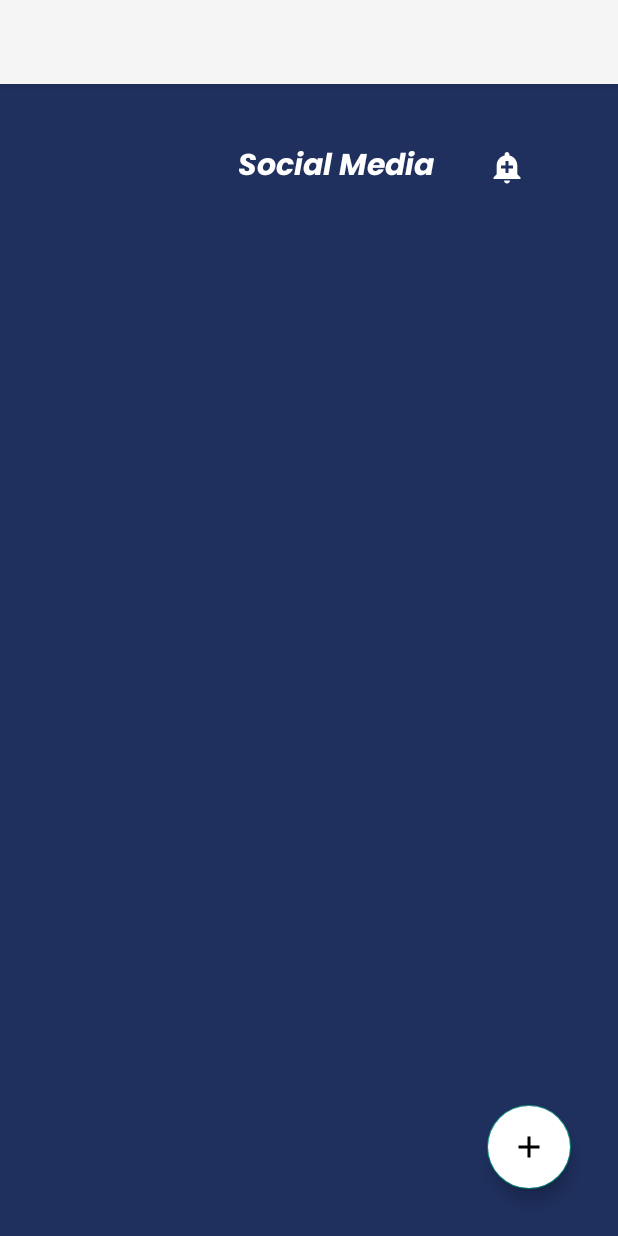
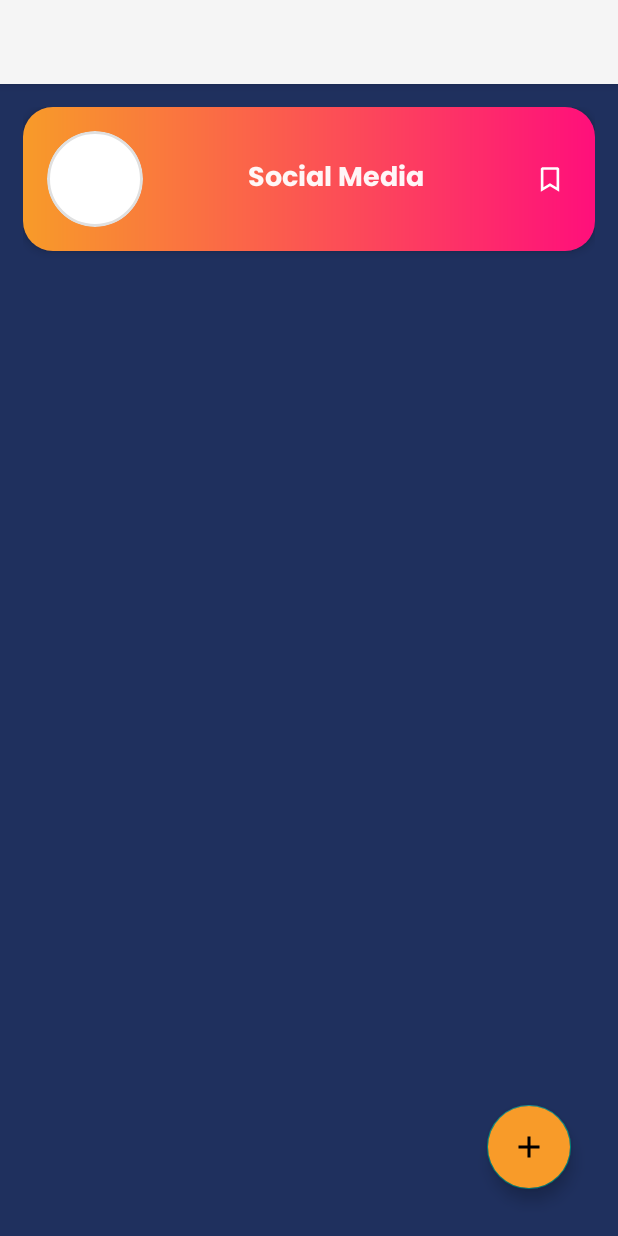
Before and after one commit to luis-henrique-aguiar/social-media, an Android app: the screen it shows after launch once a user with an empty profile is signed in (HomeActivity), on a phone screen of 412 x 824 dp. Run offline under Robolectric (Android 15) with nearby library versions, the phone set to English and light mode, and no system bars; our stand-ins replace Firebase (no records; nobody signed in at launch, a user with empty details on screens opened directly); 4 statements that could not run were skipped.

Commit message:
Melhora no design

```diff
--- /dev/null
+++ b/app/src/main/res/drawable/circular_border.xml
@@ -0,0 +1,8 @@
+<?xml version="1.0" encoding="utf-8"?>
+<shape xmlns:android="http://schemas.android.com/apk/res/android">
+    <solid android:color="#FFFFFFFF" />
+    <stroke
+        android:width="2dp"
+        android:color="#FFE0E0E0" />
+    <corners android:radius="32dp" />
+</shape>
--- /dev/null
+++ b/app/src/main/res/drawable/gradient_header_background.xml
@@ -0,0 +1,12 @@
+<?xml version="1.0" encoding="utf-8"?>
+<shape xmlns:android="http://schemas.android.com/apk/res/android">
+    <gradient
+        android:startColor="#ff0f7b"
+        android:endColor="#f89b29"
+        android:angle="180" />
+    <corners
+        android:topLeftRadius="20dp"
+        android:topRightRadius="20dp"
+        android:bottomLeftRadius="20dp"
+        android:bottomRightRadius="20dp" />
+</shape>
--- a/app/src/main/res/layout/activity_home.xml
+++ b/app/src/main/res/layout/activity_home.xml
@@ -10,67 +10,78 @@
     tools:context=".ui.activities.home.HomeActivity">
 
     <androidx.constraintlayout.widget.ConstraintLayout
-        android:id="@+id/constraintLayout2"
+        android:id="@+id/feed_header"
         android:layout_width="match_parent"
         android:layout_height="wrap_content"
-        android:padding="10dp"
-        app:layout_constraintEnd_toEndOf="parent"
+        android:background="@drawable/gradient_header_background"
+        android:elevation="4dp"
+        android:padding="16dp"
         app:layout_constraintStart_toStartOf="parent"
         app:layout_constraintTop_toTopOf="parent">
 
         <com.google.android.material.imageview.ShapeableImageView
             android:id="@+id/profile_image"
-            android:layout_width="60dp"
-            android:layout_height="60dp"
+            android:layout_width="64dp"
+            android:layout_height="64dp"
+            android:background="@drawable/circular_border"
             android:contentDescription="Profile Photo"
-            app:layout_constraintEnd_toStartOf="@id/textView"
+            android:scaleType="centerCrop"
             app:layout_constraintStart_toStartOf="parent"
             app:layout_constraintTop_toTopOf="parent"
             app:shapeAppearanceOverlay="@style/CircularImage"
             tools:src="@tools:sample/avatars" />
 
-        <ImageView
-            android:id="@+id/notification_ic"
+        <TextView
+            android:id="@+id/title_text"
             android:layout_width="wrap_content"
             android:layout_height="wrap_content"
-            android:clickable="true"
-            android:src="@drawable/ic_alert"
-            app:layout_constraintBottom_toBottomOf="@+id/profile_image"
-            app:layout_constraintEnd_toEndOf="parent"
-            app:layout_constraintStart_toEndOf="@+id/textView"
-            app:layout_constraintTop_toTopOf="@+id/profile_image"
-            app:tint="@color/white" />
+            android:alpha="0.95"
+            android:fontFamily="@font/poppins_bold"
+            android:text="Social Media"
+            android:textColor="@color/white"
+            android:textSize="18sp"
+            app:layout_constraintBottom_toBottomOf="@id/profile_image"
+            app:layout_constraintEnd_toStartOf="@id/notification_container"
+            app:layout_constraintHorizontal_bias="0.5"
+            app:layout_constraintStart_toEndOf="@id/profile_image"
+            app:layout_constraintTop_toTopOf="@id/profile_image" />
 
-        <TextView
-            android:id="@+id/textView"
+        <FrameLayout
+            android:id="@+id/notification_container"
             android:layout_width="wrap_content"
             android:layout_height="wrap_content"
-            android:fontFamily="@font/poppins_bold_italic"
-            android:text="Social Media"
-            android:textColor="@color/white"
-            android:textSize="20sp"
-            app:layout_constraintBottom_toBottomOf="@+id/profile_image"
-            app:layout_constraintEnd_toStartOf="@id/notification_ic"
-            app:layout_constraintStart_toEndOf="@+id/profile_image"
-            app:layout_constraintTop_toTopOf="@+id/profile_image" />
+            app:layout_constraintBottom_toBottomOf="@id/profile_image"
+            app:layout_constraintEnd_toEndOf="parent"
+            app:layout_constraintTop_toTopOf="@id/profile_image">
+
+            <ImageView
+                android:id="@+id/notification_ic"
+                android:layout_width="28dp"
+                android:layout_height="28dp"
+                android:clickable="true"
+                android:focusable="true"
+                android:src="@drawable/save_svgrepo_com"
+                app:tint="@color/white" />
+
+        </FrameLayout>
+
     </androidx.constraintlayout.widget.ConstraintLayout>
 
     <androidx.recyclerview.widget.RecyclerView
         android:id="@+id/feeds"
         android:layout_width="match_parent"
-        android:layout_marginTop="20dp"
         android:layout_height="0dp"
         app:layout_constraintBottom_toBottomOf="parent"
         app:layout_constraintEnd_toEndOf="parent"
         app:layout_constraintStart_toStartOf="parent"
-        app:layout_constraintTop_toBottomOf="@+id/constraintLayout2" />
+        app:layout_constraintTop_toBottomOf="@+id/feed_header" />
 
     <com.google.android.material.floatingactionbutton.FloatingActionButton
         android:id="@+id/add_post_button"
         android:layout_width="wrap_content"
         android:layout_height="wrap_content"
         android:layout_gravity="bottom|end"
-        android:backgroundTint="@color/white"
+        android:backgroundTint="#f89b29"
         android:layout_margin="16dp"
         app:tint="@color/black"
         app:layout_constraintBottom_toBottomOf="parent"
--- a/app/src/main/res/layout/add_post.xml
+++ b/app/src/main/res/layout/add_post.xml
@@ -42,6 +42,7 @@
                 android:layout_marginTop="12dp"
                 android:scaleType="centerCrop"
                 android:visibility="visible"
+                android:src="@drawable/empty_image"
                 app:layout_constraintDimensionRatio="16:9"
                 app:layout_constraintEnd_toEndOf="parent"
                 app:layout_constraintStart_toStartOf="parent"
--- a/app/src/main/res/layout/post_item.xml
+++ b/app/src/main/res/layout/post_item.xml
@@ -3,7 +3,7 @@
     xmlns:app="http://schemas.android.com/apk/res-auto"
     android:layout_width="match_parent"
     xmlns:tools="http://schemas.android.com/tools"
-    android:background="#1F2F5D"
+    android:background="#1F305E"
     android:padding="5dp"
     android:layout_height="wrap_content">
 
@@ -25,7 +25,7 @@
         <androidx.constraintlayout.widget.ConstraintLayout
             android:layout_width="match_parent"
             android:layout_height="wrap_content"
-            android:padding="16dp">
+            android:padding="13dp">
 
             <com.google.android.material.imageview.ShapeableImageView
                 android:id="@+id/profile_image"
@@ -68,7 +68,6 @@
                 android:textAlignment="center"
                 android:layout_height="55dp"
                 android:fontFamily="@font/poppins_medium"
-                android:padding="12dp"
                 android:text="Seguir"
                 android:textColor="#000000"
                 app:backgroundTint="#FFFFFF"
@@ -88,7 +87,7 @@
                 app:layout_constraintDimensionRatio="16:9"
                 app:layout_constraintEnd_toEndOf="parent"
                 app:layout_constraintStart_toStartOf="parent"
-                app:layout_constraintTop_toBottomOf="@+id/profile_image"
+                app:layout_constraintTop_toBottomOf="@+id/post_description"
                 app:shapeAppearanceOverlay="@style/RoundedImage"
                 tools:src="@tools:sample/avatars" />
 
@@ -96,23 +95,23 @@
                 android:id="@+id/post_description"
                 android:layout_width="0dp"
                 android:layout_height="wrap_content"
-                android:layout_marginTop="10dp"
                 android:fontFamily="@font/poppins_light"
                 android:text="TESTEEEEEEEEEE"
                 android:textColor="@color/black"
+                android:layout_marginTop="20dp"
                 android:textSize="14sp"
                 app:layout_constraintEnd_toEndOf="parent"
                 app:layout_constraintStart_toStartOf="parent"
-                app:layout_constraintTop_toBottomOf="@+id/post_image" />
+                app:layout_constraintTop_toBottomOf="@+id/profile_image" />
 
             <ImageView
                 android:id="@+id/ic_heart"
                 android:layout_width="24dp"
                 android:layout_height="24dp"
+                android:src="@drawable/heart_2"
                 android:layout_marginTop="12dp"
-                android:src="@drawable/heart_2"
                 app:layout_constraintStart_toStartOf="parent"
-                app:layout_constraintTop_toBottomOf="@+id/post_description"
+                app:layout_constraintTop_toBottomOf="@+id/post_image"
                 app:tint="#666666" />
 
             <ImageView
```
